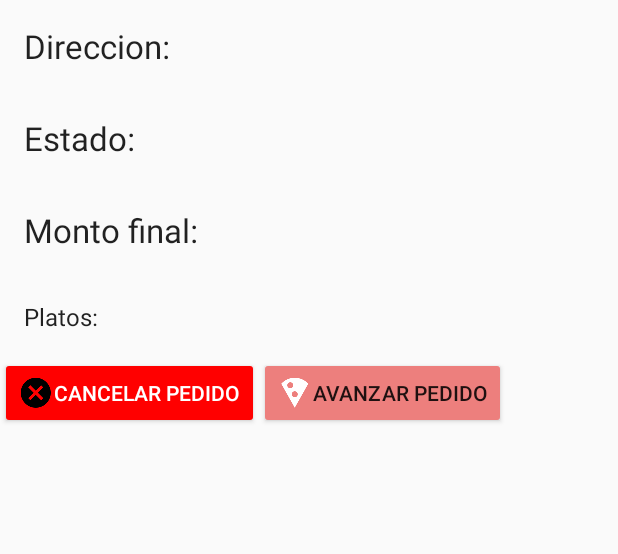
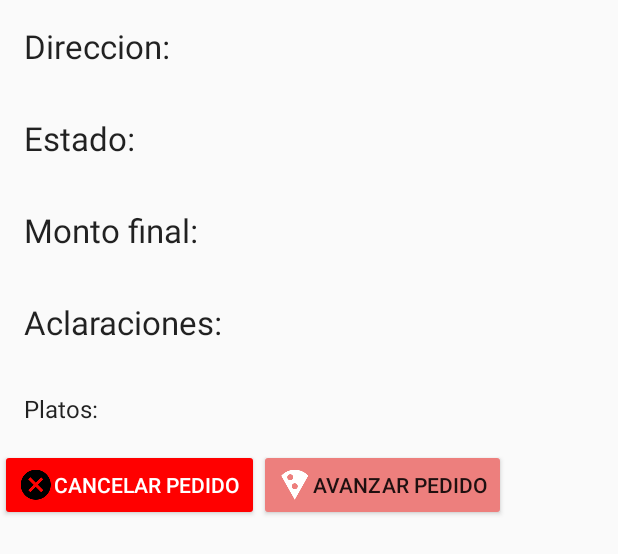
Before and after one commit to MartinEGonzalez95/TrabajoCIU, an Android app: the layout pedido_detail.xml on its own in the app's theme, with its tools: preview values and no code run, on a phone screen of 412 x 824 dp. Shown: the top 554 px of the screen. Run offline under Robolectric (Android 15) with nearby library versions, the phone set to English and light mode, and no system bars.

Commit message:
Realizamos cambios en el Bootstrap y agregamos las aclaraciones a ambas vista

```diff
--- a/ClienteAndroid/app/src/main/java/edu/unq/tpi/ciu/dreamteam/clientedominosandroid/PedidoDetailFragment.java
+++ b/ClienteAndroid/app/src/main/java/edu/unq/tpi/ciu/dreamteam/clientedominosandroid/PedidoDetailFragment.java
@@ -63,6 +63,9 @@ public class PedidoDetailFragment extends Fragment {
         String monto = (Double.toString(pedido.montoFinal()));
         ((TextView) view.findViewById(R.id.pedido_monto)).setText("$ " + monto);
 
+        String aclaraciones = pedido.getAclaraciones();
+        ((TextView) view.findViewById(R.id.pedido_aclaraciones)).setText(aclaraciones);
+
         setUpReciclerView(view);
 
     }
--- a/ClienteAndroid/app/src/main/java/edu/unq/tpi/ciu/dreamteam/clientedominosandroid/services/ServiceProvider.java
+++ b/ClienteAndroid/app/src/main/java/edu/unq/tpi/ciu/dreamteam/clientedominosandroid/services/ServiceProvider.java
@@ -15,7 +15,7 @@ public class ServiceProvider {
     }
 
     //HARDCODED url
-    final String BASE_URL = "http://192.168.1.39:9100";
+    final String BASE_URL = "http://10.12.2.81:9100";
 
     public UserAPI getService() {
 
--- a/ClienteAndroid/app/src/main/res/values/strings.xml
+++ b/ClienteAndroid/app/src/main/res/values/strings.xml
@@ -16,6 +16,7 @@
 
     <string name="pedidos">PEDIDOS ANTERIORES</string>
     <string name="pedido_plato">Platos: </string>
+    <string name="pedido_aclaraciones">Aclaraciones:</string>
 
 
 </resources>
--- a/DeliveryAndroid/app/src/main/java/edu/unq/tpi/ciu/dreamteam/deliveryandroid/PedidoDetailFragment.java
+++ b/DeliveryAndroid/app/src/main/java/edu/unq/tpi/ciu/dreamteam/deliveryandroid/PedidoDetailFragment.java
@@ -132,6 +132,9 @@ public class PedidoDetailFragment extends Fragment {
         String monto = (Double.toString(pedido.montoFinal()));
         ((TextView) view.findViewById(R.id.pedido_monto)).setText("$ " + monto);
 
+        String aclaraciones = pedido.getAclaraciones();
+        ((TextView) view.findViewById(R.id.pedido_aclaraciones)).setText(aclaraciones);
+
         setUpReciclerView(view);
 
     }
--- a/DeliveryAndroid/app/src/main/java/edu/unq/tpi/ciu/dreamteam/deliveryandroid/services/ServiceProvider.java
+++ b/DeliveryAndroid/app/src/main/java/edu/unq/tpi/ciu/dreamteam/deliveryandroid/services/ServiceProvider.java
@@ -11,7 +11,7 @@ public class ServiceProvider {
     }
 
     //HARDCODED url
-    final String BASE_URL = "http://192.168.0.8:9100";
+    final String BASE_URL = "http://10.12.2.81:9100";
 
     public PedidoAPI getService() {
 
--- a/DeliveryAndroid/app/src/main/res/layout/pedido_detail.xml
+++ b/DeliveryAndroid/app/src/main/res/layout/pedido_detail.xml
@@ -82,6 +82,28 @@
                 tools:context="edu.unq.tpi.ciu.dreamteam.deliveryandroid.PedidoDetailFragment" />
         </LinearLayout>
 
+        <LinearLayout
+            android:layout_width="wrap_content"
+            android:layout_height="wrap_content"
+            android:orientation="horizontal">
+
+            <TextView
+                style="?android:attr/textAppearanceLarge"
+                android:layout_width="match_parent"
+                android:layout_height="wrap_content"
+                android:padding="16dp"
+                android:text="@string/pedido_aclaraciones"
+                tools:context="edu.unq.tpi.ciu.dreamteam.deliveryandroid.PedidoDetailFragment" />
+
+            <TextView
+                android:id="@+id/pedido_aclaraciones"
+                style="?android:attr/textAppearanceLarge"
+                android:layout_width="match_parent"
+                android:layout_height="wrap_content"
+                android:padding="16dp"
+                tools:context="edu.unq.tpi.ciu.dreamteam.deliveryandroid.PedidoDetailFragment" />
+        </LinearLayout>
+
             <TextView
                 android:layout_width="wrap_content"
                 android:layout_height="wrap_content"
--- a/DeliveryAndroid/app/src/main/res/values/strings.xml
+++ b/DeliveryAndroid/app/src/main/res/values/strings.xml
@@ -12,5 +12,6 @@
     <string name="estado_siguiente">Avanzar pedido </string>
     <string name="pedido_platos_nombre">Plato:</string>
     <string name="pedido_plato">Platos: </string>
+    <string name="pedido_aclaraciones">Aclaraciones:</string>
 
 </resources>
```
Also changed, not shown: ClienteAndroid/app/src/main/res/layout/pedido_detail.xml (+22 -0 lines), 1 other file.
